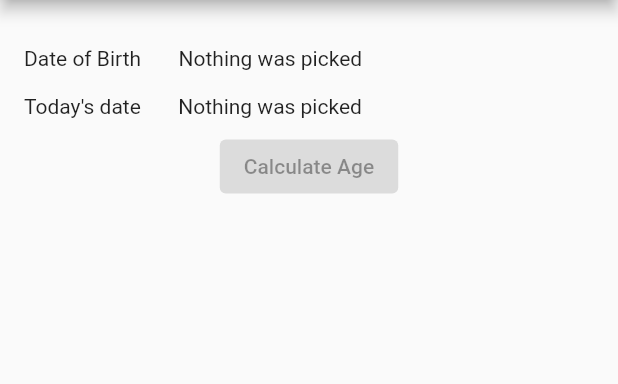
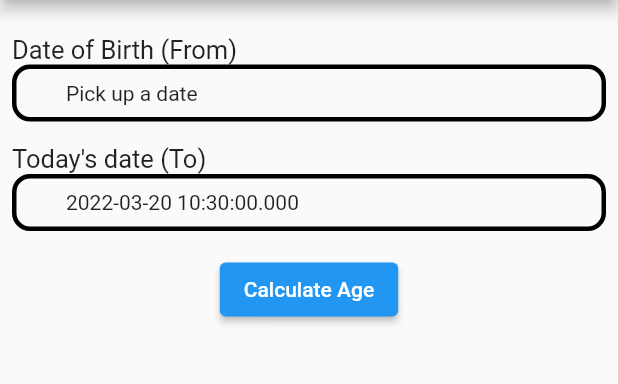
Before and after one commit to VovaMedvediev/Age.Calculator, a Flutter app: the screen it shows after launch, on a phone screen of 412 x 824 dp, the part 84-468 px from its top. Run offline on Flutter 3.47's test engine with Material 2 defaults, Android fonts, the phone set to English and light mode, and no system bars; our stand-ins replace equatable, flutter_bloc.

Commit message:
created workable functionality with bloc

```diff
--- /dev/null
+++ b/lib/constants.dart
@@ -0,0 +1,6 @@
+class Constants {
+  static const int defaultDate = 0000;
+  static const int standartHeight = 15;
+  static const String fromDateNameString = 'Date of Birth (From)';
+  static const String toDateNameString = "Today's date (To)";
+}
--- a/lib/input_data_bloc.dart
+++ b/lib/input_data_bloc.dart
@@ -1,36 +1,56 @@
+import 'package:age_calculator/constants.dart';
 import 'package:equatable/equatable.dart';
 import 'package:flutter_bloc/flutter_bloc.dart';
 
 class InputDataBloc extends Cubit<InputDataStates> {
-  InputDataBloc(_) : super(InputDataInitialState()) {}
-  late DateTime dateOfBirth;
-  late DateTime lastDate;
+  InputDataBloc(_) : super(InputDataInitialState());
+  DateTime dateOfBirth= DateTime(Constants.defaultDate);
+  DateTime lastDate = DateTime.now();
 
   void addFirstDateOfBirthEvent(DateTime date) {
     print('date $date');
     dateOfBirth = date;
-    emit(pickedDateState(dateOfBirth, lastDate));
+    emit(PickedDateState(dateOfBirth, lastDate));
     print('date2 $date');
-    // print('date3 $dateOfBirth');
   }
   void addSecondDateOfBirthEvent(DateTime date) {
-    print('date $date');
+    print('lastdate $date');
     lastDate = date;
-    emit(pickedDateState(dateOfBirth, lastDate));}
+    emit(PickedDateState(dateOfBirth, lastDate));
+    print('lastdate2 $date');
+  }
+
+  void calculateAge(){
+    double differenceInDays = lastDate.difference(dateOfBirth).inHours / 24;
+    int years = (differenceInDays/365).round();
+    print('calculated ${differenceInDays}, full years $years');
+  }
+
 }
 
 abstract class InputDataStates extends Equatable {}
 
 class InputDataInitialState extends InputDataStates {
+  final DateTime lastDate = DateTime.now();
+
+  InputDataInitialState();
   @override
   List<Object?> get props => [];
 }
 
-class pickedDateState extends InputDataStates {
-  pickedDateState(this.dateOfBirth, this.lastDate);
+class PickedDateState extends InputDataStates {
+  PickedDateState(this.dateOfBirth, this.lastDate);
 
   final DateTime dateOfBirth;
   final DateTime lastDate;
   @override
   List<Object?> get props => [dateOfBirth, lastDate];
 }
+class CalculatedDifference extends InputDataStates {
+  CalculatedDifference(this.difference);
+
+  @override
+  List<Object?> get props => [];
+  final difference;
+
+}
--- a/lib/input_data_page.dart
+++ b/lib/input_data_page.dart
@@ -1,6 +1,9 @@
+import 'package:age_calculator/calculated_data_page.dart';
+import 'package:age_calculator/constants.dart';
 import 'package:flutter/material.dart';
 import 'package:flutter_bloc/flutter_bloc.dart';
 import 'input_data_bloc.dart';
+import 'constants.dart';
 
 class InputDataPage extends StatefulWidget {
   @override
@@ -18,62 +21,96 @@ class _InputDataPageState extends State<InputDataPage> {
           padding: const EdgeInsets.all(8.0),
           child: Column(
             children: [
-              SizedBox(height: 15),
+              const SizedBox(height: 15),
               BlocBuilder<InputDataBloc, InputDataStates>(
                   bloc: _bloc,
                   builder: (context, state) {
                     print('state $state');
                     if (state is InputDataInitialState) {
                       return Column(children: [
-                        datePick('Date of Birth', null),
-                        datePick("Today's date", null),
+                        datePick(Constants.fromDateNameString,
+                            DateTime(Constants.defaultDate)),
+                        const SizedBox(height: 15),
+                        datePick(Constants.toDateNameString, state.lastDate),
                       ]);
-                    } else if (state is pickedDateState) {
+                    } else if (state is PickedDateState) {
                       return Column(children: [
-                        datePick('Date of Birth', state.dateOfBirth),
-                        datePick("Today's date", state.lastDate),
+                        datePick(Constants.fromDateNameString, state.dateOfBirth),
+                        const SizedBox(height: 15),
+                        datePick(Constants.toDateNameString, state.lastDate),
                       ]);
-                    } else
-                      return Text('Unknown error');
+                    } else {
+                      return const Text('Unknown error');
+                    }
                   }),
-              const ElevatedButton(
-                onPressed: null,
-                child: Text('Calculate Age'),
+              const SizedBox(height: 15),
+              ElevatedButton(
+                onPressed: () {
+                  if (_bloc.dateOfBirth != DateTime(0000)) {
+                    Navigator.push(
+                        context,
+                        MaterialPageRoute(
+                            builder: (context) => const CalculatedDataPage()));
+                    _bloc.calculateAge();
+                  } else {
+                    showPicker(Constants.fromDateNameString);
+                  }
+                },
+                child: const Text('Calculate Age'),
               )
             ],
           ),
         ));
   }
 
-  Widget datePick(String widgetName, DateTime? pick) {
-    return Padding(
+  Widget datePick(String widgetName, DateTime pick) {
+    return Column(
+      crossAxisAlignment: CrossAxisAlignment.start,
+      children: [
+        Text(widgetName, style: const TextStyle(fontSize: 17)),
+        Container(
+          decoration: BoxDecoration(
+            border: Border.all(
+              color: Colors.black,
+              width: 3,
+            ),
+            borderRadius: BorderRadius.circular(12),
+          ),
+          child: Padding(
             padding: const EdgeInsets.all(8.0),
             child: Row(
               children: [
-          Text('$widgetName'),
                 const SizedBox(
                   width: 25,
                 ),
                 InkWell(
                     onTap: () {
-                showDatePicker(
-                        context: context,
-                        initialDate: pick ?? DateTime.now(),
-                        firstDate: DateTime(1900),
-                        lastDate: DateTime(2040))
-                    .then((date) {
-                 if(widgetName == 'Date of Birth') {
+                      showPicker(widgetName).then((date) {
+                        if (widgetName == Constants.fromDateNameString) {
                           _bloc.addFirstDateOfBirthEvent(date!);
-                  } else if (widgetName == "Today's date"){
+                        } else if (widgetName == Constants.toDateNameString) {
                           _bloc.addSecondDateOfBirthEvent(date!);
                         }
                       });
                     },
-              child: Text(pick == null
-                  ? 'Nothing was picked'
+                    child: Text(pick == DateTime(Constants.defaultDate)
+                        ? 'Pick up a date'
                         : pick.toString())),
               ],
             ),
+          ),
+        ),
+      ],
     );
   }
+
+  Future<DateTime?> showPicker(String widgetName) {
+    return showDatePicker(
+        context: context,
+        initialDate: widgetName == 'Date of Birth (From)'
+            ? DateTime.utc(2000)
+            : DateTime.now(),
+        firstDate: DateTime(1900),
+        lastDate: DateTime(2100));
   }
+}
```
Also changed, not shown: lib/calculated_data_page.dart (added, +22 -0 lines). Lines whose indentation alone changed are shown as unchanged.
